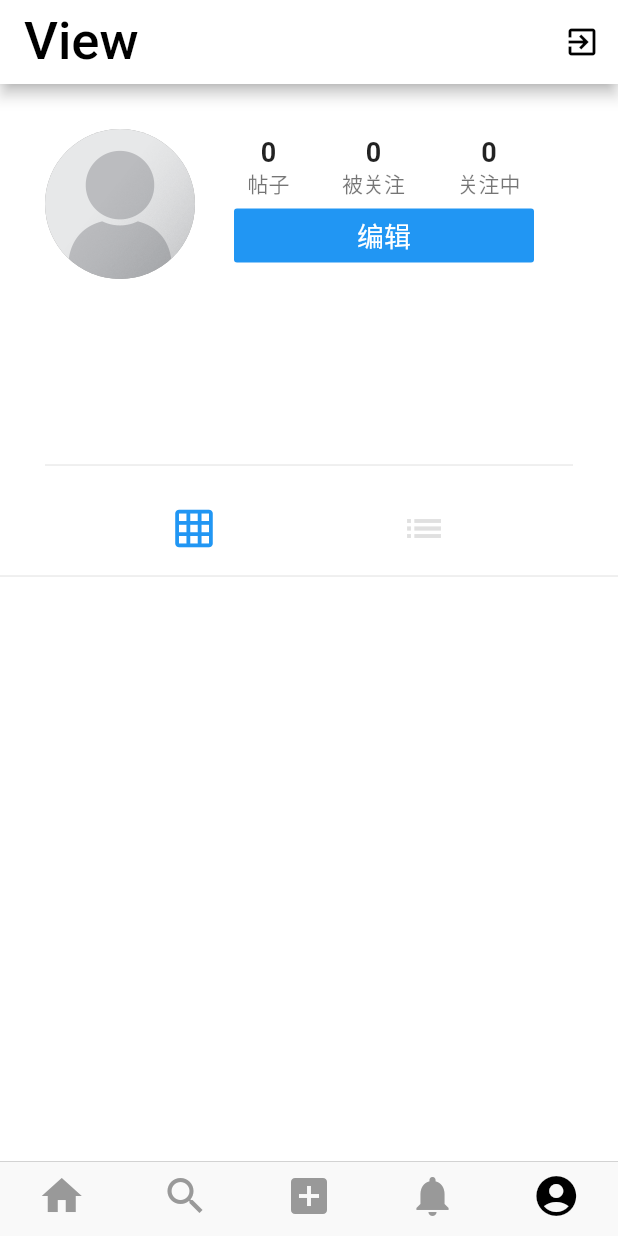
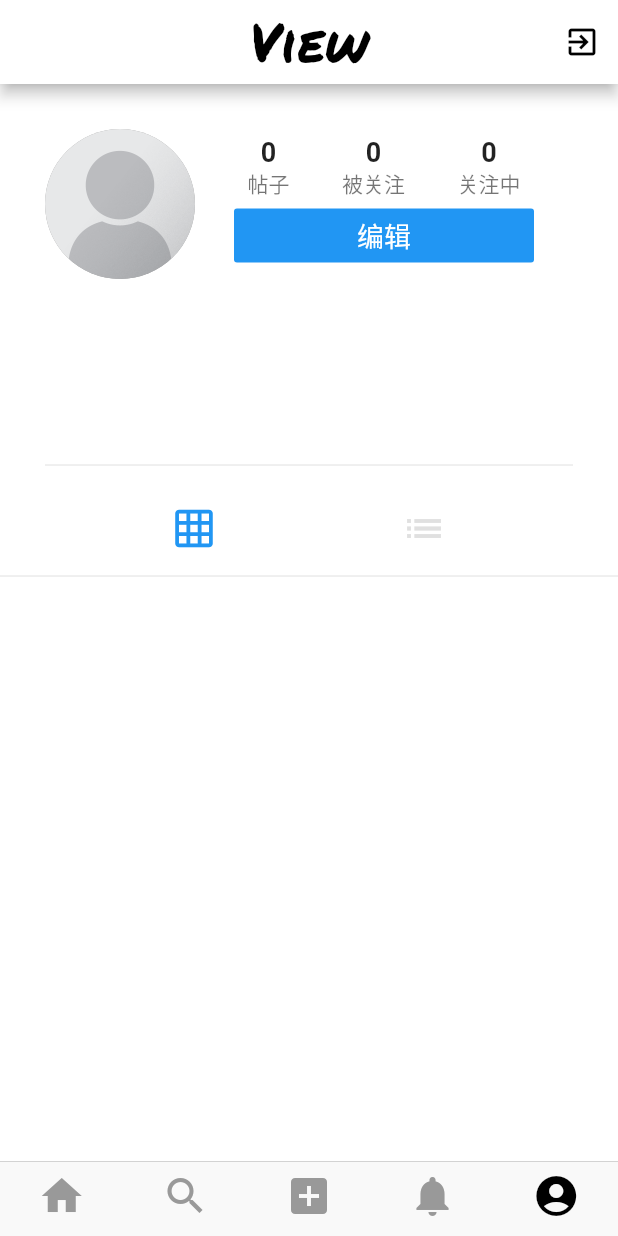
Before and after one commit to YuanRuQian/view, a Flutter app: the screen it shows once a user with an empty profile is signed in, swiped to page 5, on a phone screen of 412 x 824 dp. Run offline on Flutter 3.47's test engine with Material 2 defaults, Android fonts, the light colour scheme and no system bars; our stand-ins replace cached_network_image, cloud_firestore, firebase_auth, firebase_storage, flutter_image_compress, image_cropper and 1 more; missing offline and left inert: animator, photofilters; accounts and stored records are empty.

Commit message:
extract page app title

```diff
--- a/lib/ui/pages/logInPage.dart
+++ b/lib/ui/pages/logInPage.dart
@@ -30,7 +30,7 @@ class _LoginPageState extends State<LogInPage> {
           mainAxisAlignment: MainAxisAlignment.center,
           crossAxisAlignment: CrossAxisAlignment.center,
           children: <Widget>[
-            ViewTitle(),
+            ViewAppTitle(),
             Form(
               key: _formKey,
               child: Column(
--- a/lib/ui/pages/profilePage.dart
+++ b/lib/ui/pages/profilePage.dart
@@ -9,6 +9,7 @@ import 'package:view/ui/pages/commentPage.dart';
 import 'package:view/ui/widgets/postView.dart';
 import 'package:view/ui/pages/editProfilePage.dart';
 import 'package:view/services/authentication.dart';
+import 'package:view/ui/widgets/viewTitle.dart';
 import 'package:view/utilities/constants.dart';
 
 class ProfilePage extends StatefulWidget {
@@ -340,14 +341,9 @@ class _ProfilePageState extends State<ProfilePage> {
     return Scaffold(
       backgroundColor: Colors.white,
       appBar: AppBar(
+        centerTitle: true,
         backgroundColor: Colors.white,
-        title: Text(
-          'View',
-          style: TextStyle(
-            color: Colors.black,
-            fontSize: 35.0,
-          ),
-        ),
+        title: ViewPageTitle(),
         actions: <Widget>[
           IconButton(
             icon: Icon(Icons.exit_to_app),
--- a/lib/ui/pages/signUpPage.dart
+++ b/lib/ui/pages/signUpPage.dart
@@ -32,7 +32,7 @@ class _SignUpPageState extends State<SignUpPage> {
             mainAxisAlignment: MainAxisAlignment.center,
             crossAxisAlignment: CrossAxisAlignment.center,
             children: <Widget>[
-              ViewTitle(),
+              ViewAppTitle(),
               Form(
                 key: _formKey,
                 child: Column(
--- a/lib/ui/widgets/viewTitle.dart
+++ b/lib/ui/widgets/viewTitle.dart
@@ -1,16 +1,24 @@
 import 'package:flutter/material.dart';
 
-class ViewTitle extends StatelessWidget {
+class ViewAppTitle extends StatelessWidget {
   @override
   Widget build(BuildContext context) {
     return Container(
       child: Text(
-              'View',
-              style: TextStyle(
-                fontSize: 50.0,
-                fontFamily: 'PermanentMarker'
-              ),
-            ),
+        'View',
+        style: TextStyle(fontSize: 50.0, fontFamily: 'PermanentMarker'),
+      ),
     );
   }
 }
+
+class ViewPageTitle extends StatelessWidget {
+  @override
+  Widget build(BuildContext context) {
+    return Text(
+      'View',
+      style: TextStyle(fontSize: 35.0, color: Colors.black, fontFamily: 'PermanentMarker'),
+      textAlign: TextAlign.center,
+    );
+  }
+}
```
Also changed, not shown: lib/ui/pages/activityPage.dart (+3 -7 lines), lib/ui/pages/feedPage.dart (+3 -7 lines).
